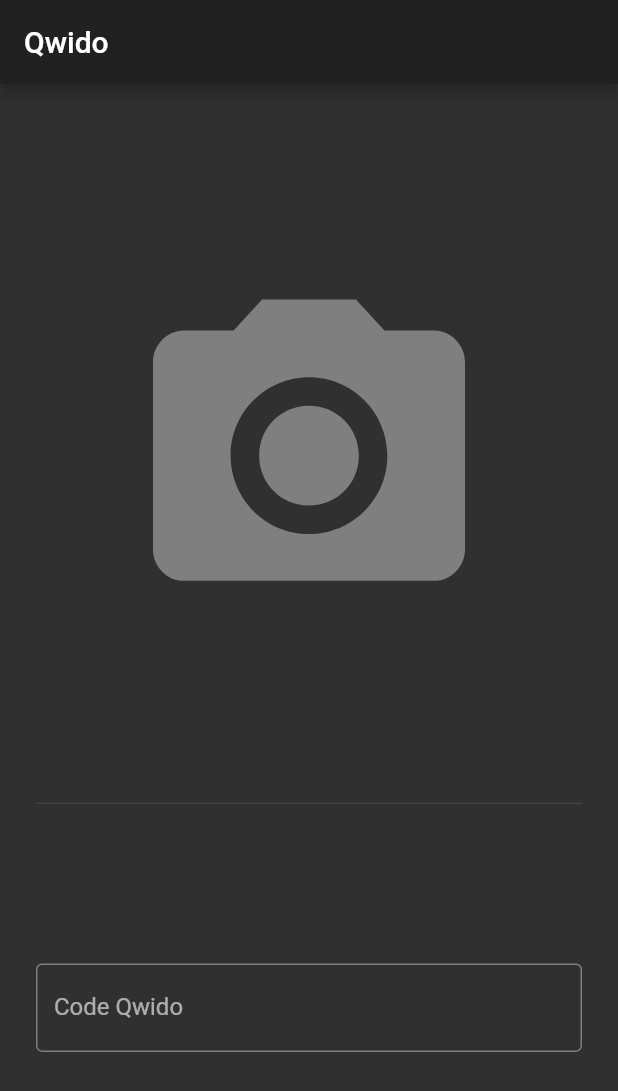
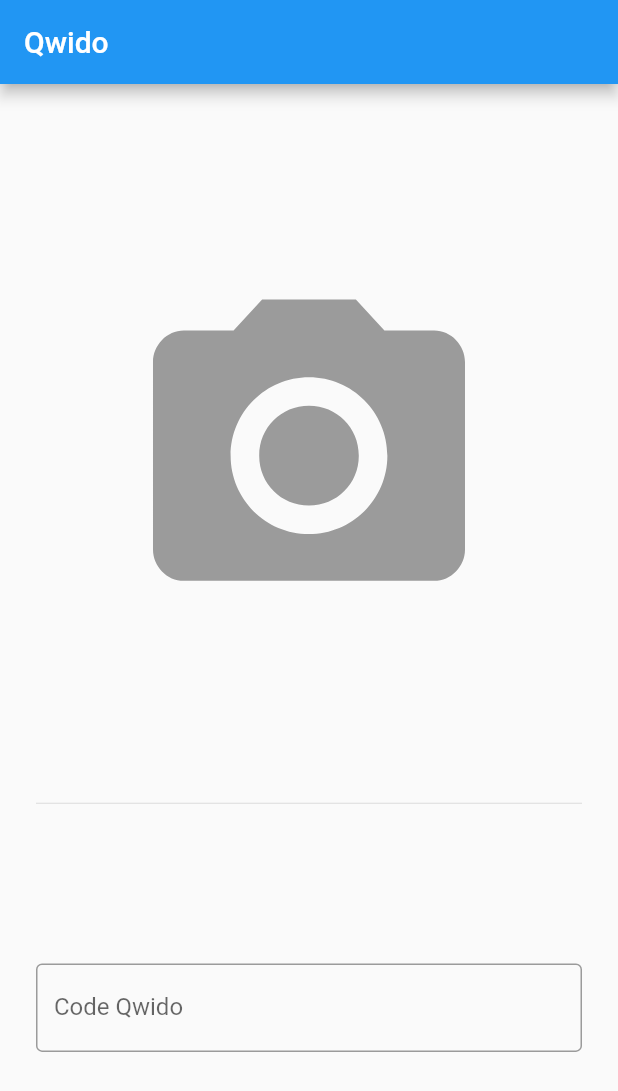
Before and after one commit to qwido/qwido, a Flutter app: the screen it shows after launch, on a phone screen of 412 x 824 dp. Shown: the top 1091 px of the screen. Run offline on Flutter 3.47's test engine with Material 2 defaults, Android fonts, the phone set to English and light mode, and no system bars.

Commit message:
Theme pâle

```diff
--- a/lib/main.dart
+++ b/lib/main.dart
@@ -11,7 +11,6 @@ class MyApp extends StatelessWidget {
     return new MaterialApp(
       title: appTitle,
       theme: new ThemeData(
-        brightness: Brightness.dark,
         primarySwatch: Colors.blue,
       ),
       home: new MyHomePage(title: appTitle),
--- a/lib/src/pages/capture_page.dart
+++ b/lib/src/pages/capture_page.dart
@@ -22,7 +22,7 @@ class CapturePage extends StatelessWidget {
             decoration: InputDecoration(
               labelText: 'Code Qwido',
               border: OutlineInputBorder(
-                borderSide: BorderSide(color: Colors.white),
+                borderSide: BorderSide(color: Colors.black),
               ),
             ),
             keyboardType: TextInputType.numberWithOptions(),
```
